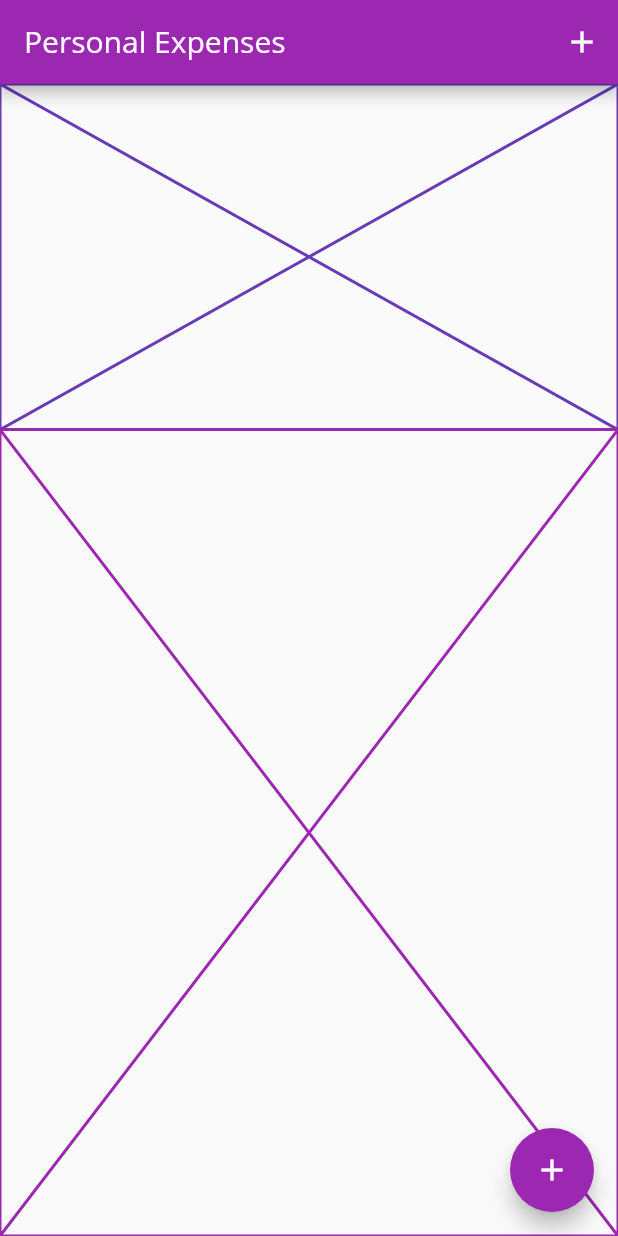
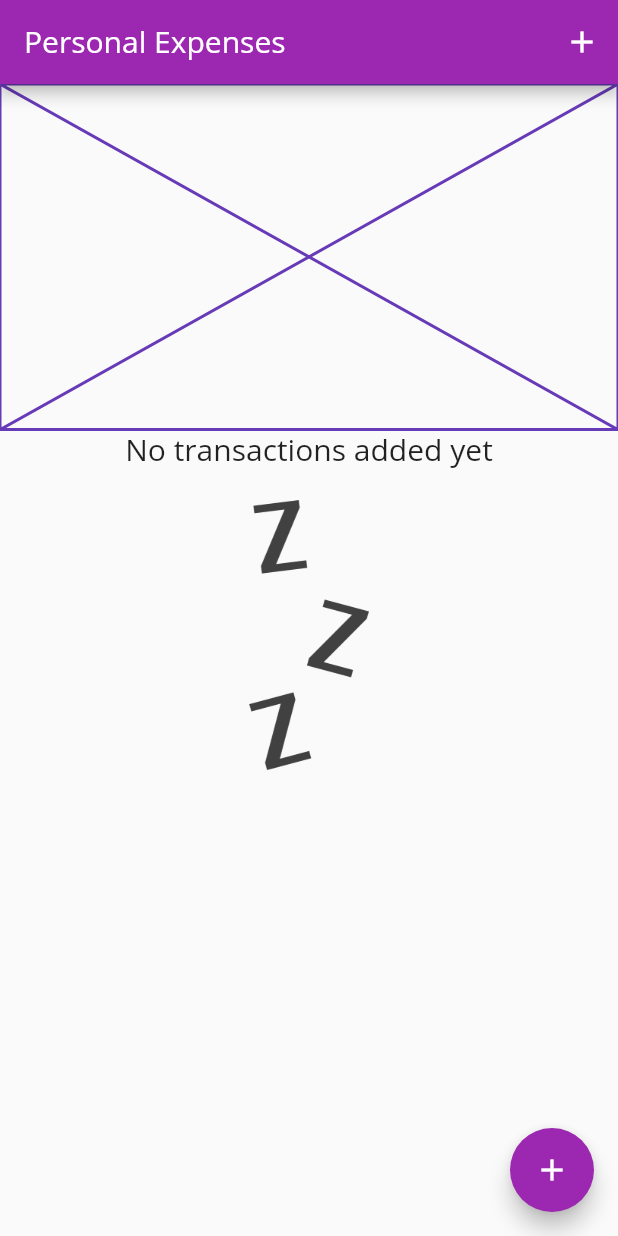
Before and after one commit to Mohamed-Godaa/Flutter-app-expenses-tracker, a Flutter app: the screen it shows after launch, on a phone screen of 412 x 824 dp. Run offline on Flutter 3.47's test engine with Material 2 defaults, Android fonts, the phone set to English and light mode, and no system bars; our stand-ins replace bloc, equatable, flutter_bloc, rxdart, shared_preferences.

Commit message:
added TransactionsView

```diff
--- a/lib/home page/home_page.dart
+++ b/lib/home page/home_page.dart
@@ -1,4 +1,8 @@
 import 'package:flutter/material.dart';
+import 'package:flutter_bloc/flutter_bloc.dart';
+import 'package:transaction_repository/transaction_repository.dart';
+
+import '../transactions_view/transactions_view.dart';
 
 class HomePage extends StatelessWidget {
   // List<Transaction> get _recentTransactions {
@@ -47,13 +51,21 @@ class HomePage extends StatelessWidget {
                       mediaquery.padding.top -
                       myAppBar.preferredSize.height) *
                   0.7,
-              child: const Placeholder(color: Colors.purple),
+              child: BlocProvider(
+                create: (context) => TransactionViewBloc(
+                    transactionRepository:
+                        context.read<TransactionRepository>())
+                  ..add(
+                    const TransactionViewSubscriptionRequested(),
+                  ),
+                child: const TransactionsList(),
+              ),
             ),
           ],
         ),
       ),
       floatingActionButton: FloatingActionButton(
-        child: Icon(Icons.add),
+        child: const Icon(Icons.add),
         onPressed: () {},
       ),
     );
--- a/lib/transactions_view/transactions_view.dart
+++ b/lib/transactions_view/transactions_view.dart
@@ -0,0 +1,2 @@
+export 'bloc/transaction_view_bloc.dart';
+export 'view/transactions_list.dart';
--- /dev/null
+++ b/lib/transactions_view/view/transactions_list.dart
@@ -0,0 +1,123 @@
+import 'package:expenses_tracker/transactions_view/transactions_view.dart';
+import 'package:flutter/material.dart';
+import 'package:flutter_bloc/flutter_bloc.dart';
+import 'package:intl/intl.dart';
+
+class TransactionsList extends StatelessWidget {
+  const TransactionsList();
+
+  @override
+  Widget build(BuildContext context) {
+    return MultiBlocListener(
+      listeners: [
+        //Error Listener
+        BlocListener<TransactionViewBloc, TransactionViewState>(
+          listener: (context, state) {
+            if (state.status == TransactionViewStatus.failure) {
+              ScaffoldMessenger.of(context)
+                ..hideCurrentSnackBar()
+                ..showSnackBar(
+                  const SnackBar(
+                    content: Text('Error occured'),
+                  ),
+                );
+            }
+          },
+          listenWhen: (previous, current) => previous.status != current.status,
+        ),
+        BlocListener<TransactionViewBloc, TransactionViewState>(
+          //Transaction deleted listener
+          listenWhen: (previous, current) =>
+              previous.lastDeletedTransaction !=
+                  current.lastDeletedTransaction &&
+              current.lastDeletedTransaction != null,
+          listener: (context, state) {
+            final deletedTransactionTitle = state.lastDeletedTransaction;
+            final messenger = ScaffoldMessenger.of(context);
+
+            messenger
+              ..hideCurrentSnackBar()
+              ..showSnackBar(
+                SnackBar(
+                  content: Text('deleted ${deletedTransactionTitle!.title} !'),
+                  action: SnackBarAction(
+                    label: 'Undo',
+                    onPressed: () => context
+                        .read<TransactionViewBloc>()
+                        .add(const TransactionViewUndoDeletionRequested()),
+                  ),
+                ),
+              );
+          },
+        ),
+      ],
+      child: BlocBuilder<TransactionViewBloc, TransactionViewState>(
+        builder: (context, state) {
+          if (state.transactions.isEmpty) {
+            //Loading
+            if (state.status == TransactionViewStatus.loading) {
+              return const Center(
+                child: CircularProgressIndicator(),
+              );
+            } else if (state.status == TransactionViewStatus.success) {
+              return Column(
+                children: [
+                  Text(
+                    'No transactions added yet',
+                    style: Theme.of(context).textTheme.headline6,
+                  ),
+                  Container(
+                    height: 200,
+                    padding: const EdgeInsets.only(top: 20),
+                    child: Image.asset(
+                      'assets/images/waiting.png',
+                      fit: BoxFit.cover,
+                    ),
+                  )
+                ],
+              );
+            }
+          }
+          final transactions = state.transactions;
+          return ListView.builder(
+            itemCount: transactions.length,
+            itemBuilder: (context, index) {
+              return Card(
+                elevation: 2,
+                child: ListTile(
+                    leading: CircleAvatar(
+                      radius: 30,
+                      child: Padding(
+                        padding: const EdgeInsets.all(6),
+                        child: FittedBox(
+                          child: Text(
+                            '\$ ${transactions[index].amount}',
+                          ),
+                        ),
+                      ),
+                    ),
+                    title: Text(
+                      transactions[index].title,
+                      style: Theme.of(context).textTheme.headline6,
+                    ),
+                    subtitle: Text(
+                      DateFormat.yMMMMd().format(transactions[index].date),
+                    ),
+                    trailing: IconButton(
+                      onPressed: () {
+                        context.read<TransactionViewBloc>().add(
+                              TransactionViewTransactionDeleted(
+                                  transactions[index]),
+                            );
+                      },
+                      icon: const Icon(Icons.delete),
+                      color: Theme.of(context).errorColor,
+                    )),
+              );
+            },
+          );
+        },
+      ),
+    );
+  }
+}
```
